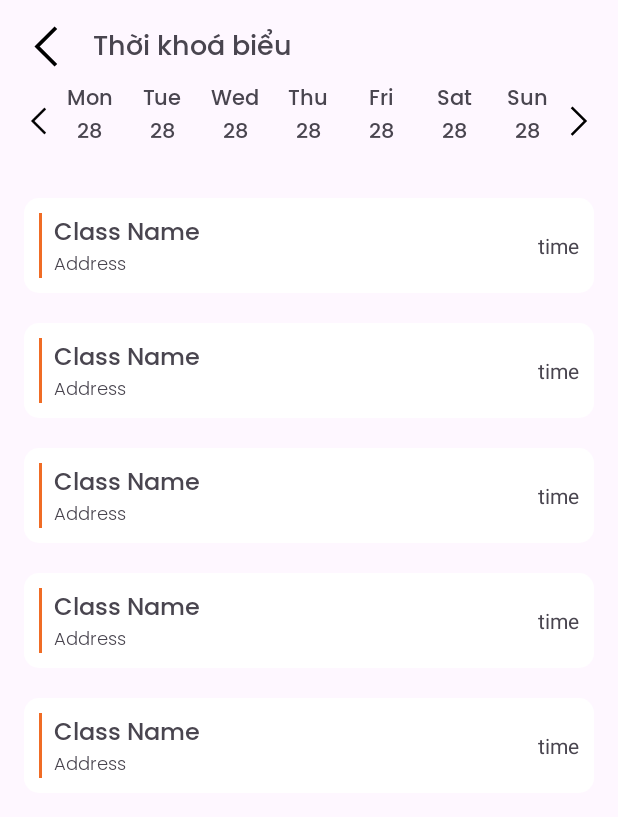
After one commit to Dinh-Linh/FrontEnd_HikariCP_HIT_PRODUCT_2024, an Android app: the layout fragment_timetable.xml on its own in the app's theme, with its tools: preview values and no code run, on a phone screen of 412 x 824 dp. The commit adds this screen. Shown: the top 817 px of the screen. Run offline under Robolectric (Android 15) with nearby library versions, the phone set to English and light mode, and no system bars.

Commit message:
time table layout

```diff
--- a/app/src/main/java/com/example/hit_product/MainActivity.kt
+++ b/app/src/main/java/com/example/hit_product/MainActivity.kt
@@ -20,7 +20,7 @@ class MainActivity : BaseActivity<ActivityMainBinding>(ActivityMainBinding::infl
 
         navController.addOnDestinationChangedListener { _, destination, _ ->
             when (destination.id) {
-                R.id.splashScreenFragment, R.id.loginFragment, R.id.forgetFragment -> {
+                R.id.splashScreenFragment, R.id.loginFragment, R.id.forgetFragment, R.id.timetableFragment -> {
                     bottomBar.visibility = View.GONE
                 }
                 else -> {
--- a/app/src/main/java/com/example/hit_product/ui/CustomViewToast.kt
+++ b/app/src/main/java/com/example/hit_product/ui/CustomViewToast.kt
@@ -28,7 +28,6 @@ class CustomViewToast(context: Context) : Toast(context) {
         toast.view = layout
         toast.duration = if (duration == LONG) LENGTH_LONG else LENGTH_SHORT
         return toast
-
     }
 
 }
--- a/app/src/main/java/com/example/hit_product/ui/fragment/HomeFragment.kt
+++ b/app/src/main/java/com/example/hit_product/ui/fragment/HomeFragment.kt
@@ -4,8 +4,10 @@ import android.util.Log
 import android.view.View
 import androidx.lifecycle.Observer
 import androidx.lifecycle.ViewModelProvider
+import androidx.navigation.fragment.findNavController
 import androidx.recyclerview.widget.LinearLayoutManager
 import androidx.transition.Visibility
+import com.example.hit_product.R
 import com.example.hit_product.base.BaseFragment
 import com.example.hit_product.data.Classes
 import com.example.hit_product.data.source.local.Converters
@@ -28,22 +30,22 @@ class HomeFragment : BaseFragment<FragmentHomeBinding>(FragmentHomeBinding::infl
         val formatDate = Converters().getCurrentDate(currentDate)
         Log.d("currentDate: ", "$currentDate")
         Log.d("formatDate: ", formatDate)
-        requireActivity().getToken()?.let { viewModel.getClassByDay(formatDate, "Class",it) }
+        requireActivity().getToken()?.let { viewModel.getClassByDay(formatDate, "Class", it) }
     }
 
     override fun bindData() {
         binding.rclToday.adapter = classAdapter
-        binding.rclToday.layoutManager = LinearLayoutManager(requireContext(), LinearLayoutManager.VERTICAL, false)
+        binding.rclToday.layoutManager =
+            LinearLayoutManager(requireContext(), LinearLayoutManager.VERTICAL, false)
     }
 
     override fun observeData() {
-        viewModel.classes.observe(viewLifecycleOwner, Observer {classList ->
-            if (classList == null){
+        viewModel.classes.observe(viewLifecycleOwner, Observer { classList ->
+            if (classList == null) {
                 binding.tvNoEvent.visibility = View.VISIBLE
                 binding.rclToday.visibility = View.GONE
                 Log.d("Class list", " is empty")
-            }
-            else{
+            } else {
                 binding.tvNoEvent.visibility = View.GONE
                 binding.rclToday.visibility = View.VISIBLE
                 classAdapter.setDataList(listOf(classList).toMutableList())
@@ -53,6 +55,8 @@ class HomeFragment : BaseFragment<FragmentHomeBinding>(FragmentHomeBinding::infl
     }
 
     override fun setOnClick() {
-
+        binding.timeTable.setOnClickListener {
+            findNavController().navigate(R.id.action_homeFragment_to_timetableFragment)
+        }
     }
 }
--- /dev/null
+++ b/app/src/main/java/com/example/hit_product/ui/fragment/TimetableFragment.kt
@@ -0,0 +1,133 @@
+package com.example.hit_product.ui.fragment
+
+import android.annotation.SuppressLint
+import android.content.Context
+import android.graphics.Color
+import android.os.Bundle
+import android.view.View
+import android.widget.TextView
+import androidx.core.content.ContextCompat
+import androidx.lifecycle.ViewModelProvider
+import com.example.hit_product.R
+import com.example.hit_product.base.BaseFragment
+import com.example.hit_product.base.BaseViewModel
+import com.example.hit_product.databinding.FragmentTimetableBinding
+import java.text.SimpleDateFormat
+import java.util.Calendar
+import java.util.Date
+import java.util.Locale
+
+class TimetableFragment :
+    BaseFragment<FragmentTimetableBinding>(FragmentTimetableBinding::inflate) {
+
+    private lateinit var weekDates: List<Date>
+    private lateinit var calendar: Calendar
+    private var previouslyClickedDay: TextView? = null
+    private var previouslyClickedDate: TextView? = null
+    private var previouslyClickedLine: View? = null
+    override val viewModel: BaseViewModel
+        get() = ViewModelProvider(this)[BaseViewModel::class.java]
+
+    override fun initData() {
+        calendar = Calendar.getInstance()
+        calendar.firstDayOfWeek = Calendar.MONDAY
+        weekDates = getCurrentWeekDate()
+
+    }
+
+    override fun bindData() {
+        updateWeekView()
+    }
+
+    override fun observeData() {
+
+    }
+
+    @SuppressLint("ResourceAsColor")
+    override fun setOnClick() {
+
+        binding.btnPre.setOnClickListener {
+            calendar.add(Calendar.WEEK_OF_YEAR, -1)
+            weekDates = getWeekDates(calendar)
+            updateWeekView()
+        }
+        binding.btnNext.setOnClickListener {
+            calendar.add(Calendar.WEEK_OF_YEAR, 1)
+            weekDates = getWeekDates(calendar)
+            updateWeekView()
+        }
+
+        val days = listOf(
+            Triple(binding.mon, binding.dayMon, binding.lineMon),
+            Triple(binding.tue, binding.dayTue, binding.lineTue),
+            Triple(binding.wed, binding.dayWed, binding.lineWed),
+            Triple(binding.thu, binding.dayThu, binding.lineThu),
+            Triple(binding.fri, binding.dayFri, binding.lineFri),
+            Triple(binding.sat, binding.daySat, binding.lineSat),
+            Triple(binding.sun, binding.daySun, binding.lineSun)
+        )
+
+        for (i in days.indices) {
+            val (dayName, dayDate, dayLine) = days[i]
+            dayName.setOnClickListener {
+                previouslyClickedDay?.setTextColor(Color.BLACK)
+                previouslyClickedDate?.setTextColor(Color.BLACK)
+                previouslyClickedLine?.setBackgroundColor(Color.TRANSPARENT)
+                dayName.setTextColor(Color.rgb(240,108,37))
+                dayDate.setTextColor(Color.rgb(240,108,37))
+                dayLine.setBackgroundColor(Color.rgb(240,108,37))
+
+                previouslyClickedDay = dayName
+                previouslyClickedDate = dayDate
+                previouslyClickedLine = dayLine
+            }
+        }
+    }
+
+    private fun getCurrentWeekDate(): List<Date> {
+        val calendar = Calendar.getInstance()
+        calendar.firstDayOfWeek = Calendar.MONDAY
+        calendar.set(Calendar.DAY_OF_WEEK, Calendar.MONDAY)
+        val dates = mutableListOf<Date>()
+        for (i in 0 until 7) {
+            dates.add(calendar.time)
+            calendar.add(Calendar.DAY_OF_MONTH, 1)
+        }
+        return dates
+    }
+
+    private fun getWeekDates(calendar: Calendar): List<Date> {
+        val dates = mutableListOf<Date>()
+        val newCalendar = calendar.clone() as Calendar
+        calendar.set(Calendar.DAY_OF_WEEK, Calendar.MONDAY)
+        for (i in 0 until 7) {
+            dates.add(newCalendar.time)
+            newCalendar.add(Calendar.DAY_OF_MONTH, 1)
+        }
+        return dates
+    }
+
+    private fun getFormattedDate(date: Date): String {
+        val sdf = SimpleDateFormat("dd", Locale.getDefault())
+        return sdf.format(date)
+    }
+
+    private fun updateWeekView() {
+        val days = listOf(
+            Pair(binding.mon, binding.dayMon),
+            Pair(binding.tue, binding.dayTue),
+            Pair(binding.wed, binding.dayWed),
+            Pair(binding.thu, binding.dayThu),
+            Pair(binding.fri, binding.dayFri),
+            Pair(binding.sat, binding.daySat),
+            Pair(binding.sun, binding.daySun)
+        )
+
+        for (i in days.indices) {
+            val (dayName, dayDate) = days[i]
+            val date = weekDates[i]
+            val formatDate = getFormattedDate(date)
+            dayDate.text = formatDate
+        }
+    }
+}
--- /dev/null
+++ b/app/src/main/res/drawable/next.xml
@@ -0,0 +1,5 @@
+<vector xmlns:android="http://schemas.android.com/apk/res/android" android:height="30dp" android:viewportHeight="24" android:viewportWidth="24" android:width="30dp">
+
+    <path android:fillColor="#000000" android:pathData="M6.8,23.7l-1.4,-1.4l10.3,-10.3l-10.3,-10.3l1.4,-1.4l11.7,11.7z"/>
+
+</vector>
--- /dev/null
+++ b/app/src/main/res/drawable/previous.xml
@@ -0,0 +1,5 @@
+<vector xmlns:android="http://schemas.android.com/apk/res/android" android:height="30dp" android:viewportHeight="24" android:viewportWidth="24" android:width="30dp">
+
+    <path android:fillColor="#00000000" android:pathData="M17,2l-10,10l10,10" android:strokeColor="#000000" android:strokeWidth="2"/>
+
+</vector>
--- /dev/null
+++ b/app/src/main/res/layout/fragment_timetable.xml
@@ -0,0 +1,270 @@
+<?xml version="1.0" encoding="utf-8"?>
+
+<LinearLayout xmlns:android="http://schemas.android.com/apk/res/android"
+    xmlns:tools="http://schemas.android.com/tools"
+    android:layout_width="match_parent"
+    android:layout_height="match_parent"
+    android:orientation="vertical"
+    android:padding="16dp">
+
+    <LinearLayout
+        android:layout_width="match_parent"
+        android:layout_height="wrap_content"
+        android:orientation="horizontal">
+
+        <ImageView
+            android:id="@+id/btnPreView"
+            android:layout_width="wrap_content"
+            android:layout_height="wrap_content"
+            android:src="@drawable/previous" />
+
+        <TextView
+            android:id="@+id/tv_week_range"
+            style="@style/fontStyle"
+            android:layout_width="wrap_content"
+            android:layout_height="wrap_content"
+            android:layout_marginStart="16dp"
+            android:layout_marginEnd="16dp"
+            android:text="Thời khoá biểu"
+            android:textSize="18sp" />
+
+    </LinearLayout>
+
+    <LinearLayout
+        android:layout_width="match_parent"
+        android:layout_height="wrap_content"
+        android:gravity="center"
+        android:orientation="horizontal">
+
+        <ImageView
+            android:id="@+id/btnPre"
+            android:layout_width="20dp"
+            android:layout_height="20dp"
+            android:src="@drawable/previous" />
+
+        <LinearLayout
+            android:layout_width="0dp"
+            android:layout_height="wrap_content"
+            android:layout_margin="8dp"
+            android:layout_weight="1"
+            android:gravity="center"
+            android:orientation="vertical">
+
+            <TextView
+                android:id="@+id/mon"
+                style="@style/fontStyle"
+                android:layout_width="wrap_content"
+                android:layout_height="wrap_content"
+                android:text="Mon" />
+
+            <TextView
+                android:id="@+id/dayMon"
+                style="@style/fontStyle"
+                android:layout_width="wrap_content"
+                android:layout_height="wrap_content"
+                android:text="28" />
+
+            <View
+                android:id="@+id/lineMon"
+                android:layout_width="match_parent"
+                android:layout_height="2dp"
+                android:layout_marginTop="8dp"
+                android:background="@color/transparent" />
+        </LinearLayout>
+
+        <LinearLayout
+            android:layout_width="0dp"
+            android:layout_height="wrap_content"
+            android:layout_margin="8dp"
+            android:layout_weight="1"
+            android:gravity="center"
+            android:orientation="vertical">
+
+            <TextView
+                android:id="@+id/tue"
+                style="@style/fontStyle"
+                android:layout_width="wrap_content"
+                android:layout_height="wrap_content"
+                android:text="Tue" />
+
+            <TextView
+                android:id="@+id/dayTue"
+                style="@style/fontStyle"
+                android:layout_width="wrap_content"
+                android:layout_height="wrap_content"
+                android:text="28" />
+
+            <View
+                android:id="@+id/lineTue"
+                android:layout_width="match_parent"
+                android:layout_height="2dp"
+                android:layout_marginTop="8dp"
+                android:background="@color/transparent" />
+        </LinearLayout>
+
+        <LinearLayout
+            android:layout_width="0dp"
+            android:layout_height="wrap_content"
+            android:layout_margin="8dp"
+            android:layout_weight="1"
+            android:gravity="center"
+            android:orientation="vertical">
+
+            <TextView
+                android:id="@+id/wed"
+                style="@style/fontStyle"
+                android:layout_width="wrap_content"
+                android:layout_height="wrap_content"
+                android:text="Wed" />
+
+            <TextView
+                android:id="@+id/dayWed"
+                style="@style/fontStyle"
+                android:layout_width="wrap_content"
+                android:layout_height="wrap_content"
+                android:text="28" />
+
+            <View
+                android:id="@+id/lineWed"
+                android:layout_width="match_parent"
+                android:layout_height="2dp"
+                android:layout_marginTop="8dp"
+                android:background="@color/transparent"/>
+        </LinearLayout>
+
+        <LinearLayout
+            android:layout_width="0dp"
+            android:layout_height="wrap_content"
+            android:layout_margin="8dp"
+            android:layout_weight="1"
+            android:gravity="center"
+            android:orientation="vertical">
+
+            <TextView
+                android:id="@+id/thu"
+                style="@style/fontStyle"
+                android:layout_width="wrap_content"
+                android:layout_height="wrap_content"
+                android:text="Thu" />
+
+            <TextView
+                android:id="@+id/dayThu"
+                style="@style/fontStyle"
+                android:layout_width="wrap_content"
+                android:layout_height="wrap_content"
+                android:text="28" />
+
+            <View
+                android:id="@+id/lineThu"
+                android:layout_width="match_parent"
+                android:layout_height="2dp"
+                android:layout_marginTop="8dp"
+                android:background="@color/transparent"/>
+        </LinearLayout>
+
+        <LinearLayout
+            android:layout_width="0dp"
+            android:layout_height="wrap_content"
+            android:layout_margin="8dp"
+            android:layout_weight="1"
+            android:gravity="center"
+            android:orientation="vertical">
+
+            <TextView
+                android:id="@+id/fri"
+                style="@style/fontStyle"
+                android:layout_width="wrap_content"
+                android:layout_height="wrap_content"
+                android:text="Fri" />
+
+            <TextView
+                android:id="@+id/dayFri"
+                style="@style/fontStyle"
+                android:layout_width="wrap_content"
+                android:layout_height="wrap_content"
+                android:text="28" />
+
+            <View
+                android:id="@+id/lineFri"
+                android:layout_width="match_parent"
+                android:layout_height="2dp"
+                android:layout_marginTop="8dp"
+                android:background="@color/transparent"/>
+        </LinearLayout>
+
+        <LinearLayout
+            android:layout_width="0dp"
+            android:layout_height="wrap_content"
+            android:layout_margin="8dp"
+            android:layout_weight="1"
+            android:gravity="center"
+            android:orientation="vertical">
+
+            <TextView
+                android:id="@+id/sat"
+                style="@style/fontStyle"
+                android:layout_width="wrap_content"
+                android:layout_height="wrap_content"
+                android:text="Sat" />
+
+            <TextView
+                android:id="@+id/daySat"
+                style="@style/fontStyle"
+                android:layout_width="wrap_content"
+                android:layout_height="wrap_content"
+                android:text="28" />
+
+            <View
+                android:id="@+id/lineSat"
+                android:layout_width="match_parent"
+                android:layout_height="2dp"
+                android:layout_marginTop="8dp"
+                android:background="@color/transparent"/>
+        </LinearLayout>
+
+        <LinearLayout
+            android:layout_width="0dp"
+            android:layout_height="wrap_content"
+            android:layout_margin="8dp"
+            android:layout_weight="1"
+            android:gravity="center"
+            android:orientation="vertical">
+
+            <TextView
+                android:id="@+id/sun"
+                style="@style/fontStyle"
+                android:layout_width="wrap_content"
+                android:layout_height="wrap_content"
+                android:text="Sun" />
+
+            <TextView
+                android:id="@+id/daySun"
+                style="@style/fontStyle"
+                android:layout_width="wrap_content"
+                android:layout_height="wrap_content"
+                android:text="28" />
+
+            <View
+                android:id="@+id/lineSun"
+                android:layout_width="match_parent"
+                android:layout_height="2dp"
+                android:layout_marginTop="8dp"
+                android:background="@color/transparent"/>
+        </LinearLayout>
+
+        <ImageView
+            android:id="@+id/btnNext"
+            android:layout_width="20dp"
+            android:layout_height="20dp"
+            android:src="@drawable/next" />
+    </LinearLayout>
+
+    <androidx.recyclerview.widget.RecyclerView
+        android:id="@+id/rv_activities"
+        android:layout_width="match_parent"
+        android:layout_height="0dp"
+        android:layout_marginTop="16dp"
+        android:layout_weight="1"
+        tools:itemCount="5"
+        tools:listitem="@layout/class_today" />
+</LinearLayout>
--- a/app/src/main/res/navigation/main_nav.xml
+++ b/app/src/main/res/navigation/main_nav.xml
@@ -55,5 +55,14 @@
         android:id="@+id/homeFragment"
         android:name="com.example.hit_product.ui.fragment.HomeFragment"
         android:label="fragment_home"
-        tools:layout="@layout/fragment_home" />
+        tools:layout="@layout/fragment_home" >
+        <action
+            android:id="@+id/action_homeFragment_to_timetableFragment"
+            app:enterAnim="@anim/zoom_in"
+            app:destination="@id/timetableFragment" />
+    </fragment>
+    <fragment
+        android:id="@+id/timetableFragment"
+        android:name="com.example.hit_product.ui.fragment.TimetableFragment"
+        android:label="TimetableFragment" />
 </navigation>
--- a/app/src/main/res/values/colors.xml
+++ b/app/src/main/res/values/colors.xml
@@ -12,4 +12,5 @@
     <color name="colorSecondaryDark">#018786</color>
     <color name="colorOnSecondary">#000000</color>
     <color name="bottom_nav_item_color_active">#C3C6C7</color>
+    <color name="transparent">#00FFFFFF</color>
 </resources>
--- a/app/src/main/res/values/style.xml
+++ b/app/src/main/res/values/style.xml
@@ -11,4 +11,13 @@
         <item name="itemIconPadding">@color/bottom_nav_item_color_active</item>
         <item name="itemTextAppearanceActive">@color/bottom_nav_item_color_active</item>
     </style>
+
+    <style name="fontStyle">
+        <item name="fontFamily">
+            @font/poppins_medium
+        </item>
+        <item name="textColor">
+            @color/black
+        </item>
+    </style>
 </resources>
```
